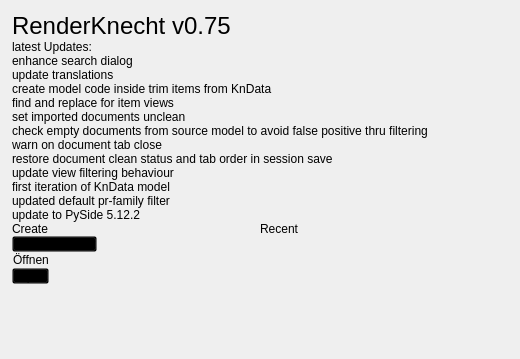
Qt form ui/knecht_welcome.ui (tappi287/RenderKnecht2) before a commit.
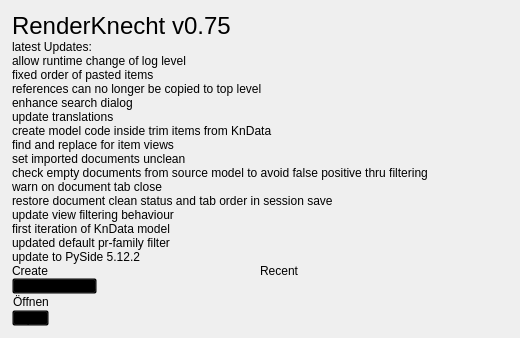
The same form after that commit. Icons and pictures are not drawn.

Commit message: allow runtime change of log level fixed order of pasted items references can no longer be copied to top level

The edit to the form file:
```diff
--- a/ui/knecht_welcome.ui
+++ b/ui/knecht_welcome.ui
@@ -7,7 +7,7 @@
     <x>0</x>
     <y>0</y>
     <width>520</width>
-    <height>359</height>
+    <height>326</height>
    </rect>
   </property>
   <property name="windowTitle">
@@ -96,7 +96,10 @@
      <item>
       <widget class="QLabel" name="news">
        <property name="text">
-        <string>enhance search dialog
+        <string>allow runtime change of log level
+fixed order of pasted items
+references can no longer be copied to top level
+enhance search dialog
 update translations
 create model code inside trim items from KnData
 find and replace for item views
```
The commit also changes 11 other files.
